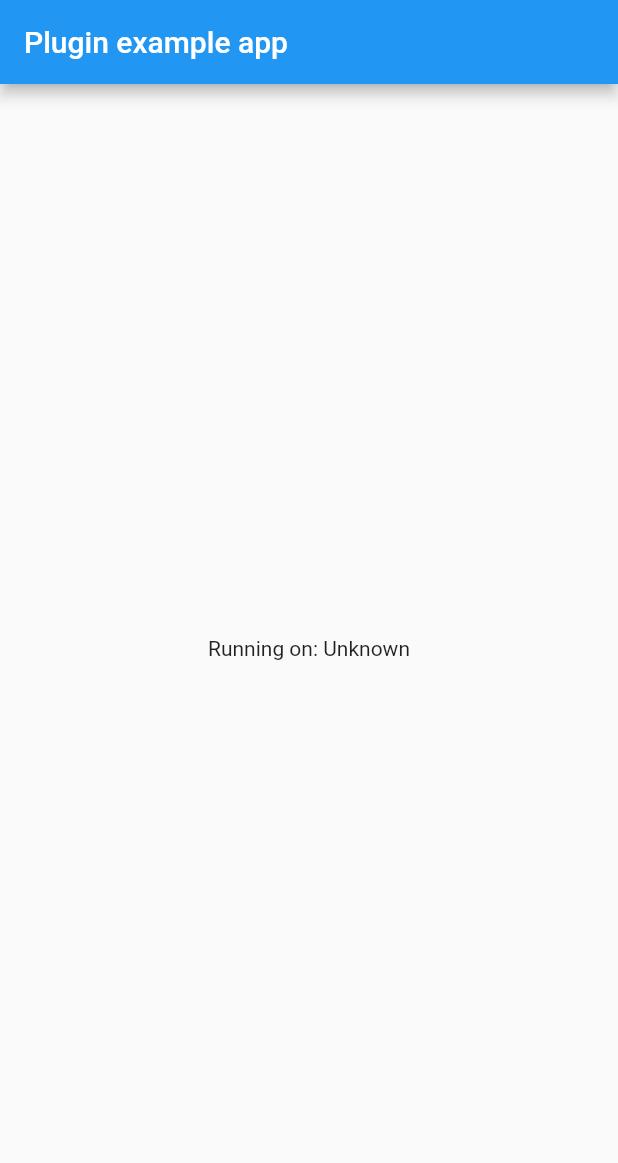
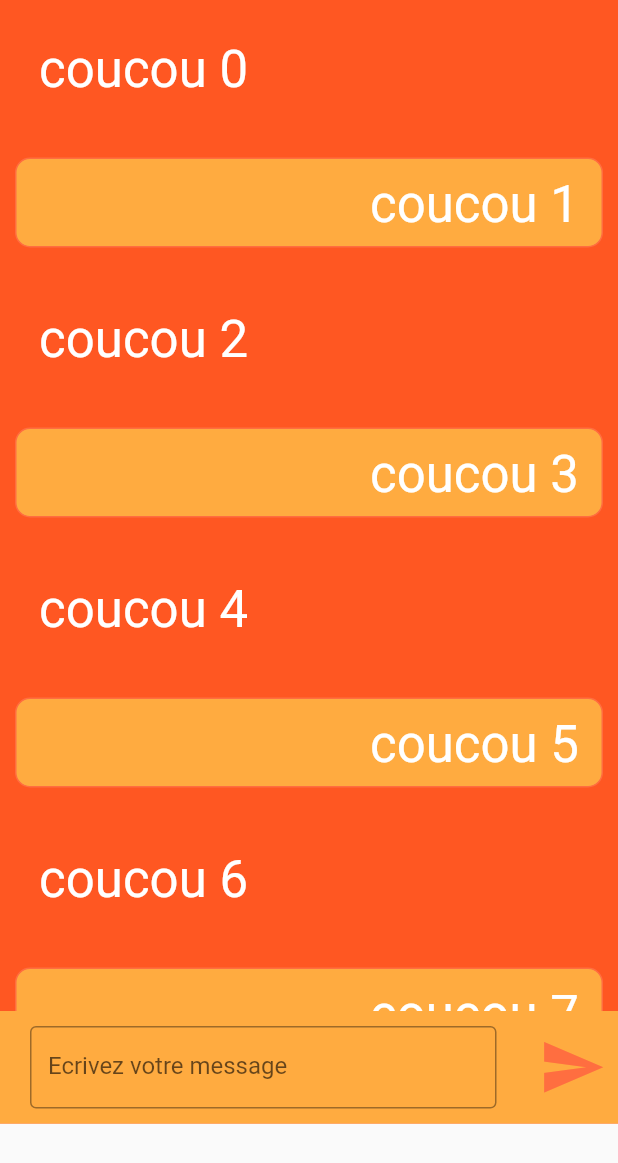
Before and after one commit to theopenconversationkit/tock-flutter-kit, a Flutter app: the screen it shows after launch, on a phone screen of 412 x 824 dp. Shown: the top 1163 px of the screen. Run offline on Flutter 3.47's test engine with Material 2 defaults, Android fonts, the phone set to English and light mode, and no system bars.

Commit message:
coucou 9

```diff
--- a/example/lib/main.dart
+++ b/example/lib/main.dart
@@ -1,7 +1,6 @@
 import 'package:flutter/material.dart';
-import 'dart:async';
-
-import 'package:flutter/services.dart';
+import 'package:flutter/rendering.dart';
+import 'package:flutter/widgets.dart';
 import 'package:tock_flutter_kit/tock_flutter_kit.dart';
 
 void main() {
@@ -14,45 +13,46 @@ class MyApp extends StatefulWidget {
 }
 
 class _MyAppState extends State<MyApp> {
-  String _platformVersion = 'Unknown';
-
   @override
   void initState() {
     super.initState();
-    initPlatformState();
-  }
-
-  // Platform messages are asynchronous, so we initialize in an async method.
-  Future<void> initPlatformState() async {
-    String platformVersion;
-    // Platform messages may fail, so we use a try/catch PlatformException.
-    try {
-      platformVersion = await TockFlutterKit.platformVersion;
-    } on PlatformException {
-      platformVersion = 'Failed to get platform version.';
-    }
-
-    // If the widget was removed from the tree while the asynchronous platform
-    // message was in flight, we want to discard the reply rather than calling
-    // setState to update our non-existent appearance.
-    if (!mounted) return;
-
-    setState(() {
-      _platformVersion = platformVersion;
-    });
   }
 
   @override
   Widget build(BuildContext context) {
     return MaterialApp(
-      home: Scaffold(
-        appBar: AppBar(
-          title: const Text('Plugin example app'),
-        ),
-        body: Center(
-          child: Text('Running on: $_platformVersion\n'),
-        ),
+        home: Scaffold(
+            body: Container(
+      child: Stack(
+        children: <Widget>[
+          Container(
+            height: ChatTextField.displayHeight(context) - ChatTextField.height,
+            color: Colors.deepOrange,
+            child: ListView.builder(
+              itemBuilder: (_, index) => Bubble(
+                text: "coucou $index",
+                index: index,
+                backgroundBubbleColor: Colors.orangeAccent,
+                borderBubbleColor: Colors.deepOrangeAccent,
+                textBubbleColor: Colors.white,
+              ),
+              itemCount: 10,
+              scrollDirection: Axis.vertical,
+              cacheExtent: 10,
+            ),
+          ),
+          Positioned(
+            bottom: 0,
+            left: 0,
+            right: 0,
+            child: ChatTextField(
+              backgroundColor: Colors.orangeAccent,
+              deeperColor: Colors.deepOrangeAccent,
+              placeHolderText: "Ecrivez votre message",
+            ),
+          )
+        ],
       ),
-    );
+    )));
   }
 }
--- /dev/null
+++ b/lib/components/bubble.dart
@@ -0,0 +1,55 @@
+import 'package:flutter/material.dart';
+import 'package:flutter/rendering.dart';
+
+class Bubble extends StatelessWidget {
+  final String text;
+  final int index;
+  final Color backgroundBubbleColor;
+  final Color borderBubbleColor;
+  final Color textBubbleColor;
+
+  const Bubble(
+      {Key key,
+      @required this.text,
+      @required this.index,
+      this.backgroundBubbleColor,
+      this.borderBubbleColor,
+      this.textBubbleColor})
+      : super(key: key);
+
+  @override
+  Widget build(BuildContext context) {
+    Color textColor = textBubbleColor == null ? Colors.white : textBubbleColor;
+    return Container(
+        width: 20,
+        child: Text(text,
+            style: Theme.of(context).textTheme.headline4.copyWith(color: textColor),
+        textAlign: isUserMessage(index)? TextAlign.right : TextAlign.left,),
+        height: 60,
+        padding: const EdgeInsets.symmetric(vertical: 10.0, horizontal: 15.0),
+        margin: const EdgeInsets.symmetric(vertical: 15.0, horizontal: 10.0),
+        decoration: isUserMessage(index)
+            ? getUserMessageDecoration()
+            : getBotMessageDecoration());
+  }
+
+  BoxDecoration getUserMessageDecoration() {
+    return BoxDecoration(
+      borderRadius: BorderRadius.all(Radius.circular(10)),
+      border: Border.all(
+          color: borderBubbleColor == null ? Colors.black : borderBubbleColor),
+      color:
+          backgroundBubbleColor == null ? Colors.grey : backgroundBubbleColor,
+    );
+  }
+
+  BoxDecoration getBotMessageDecoration() {
+    return BoxDecoration(
+        border: Border.all(color: Colors.transparent),
+        color: Colors.transparent);
+  }
+
+  bool isUserMessage(int index) {
+    return (index % 2 != 0);
+  }
+}
--- /dev/null
+++ b/lib/components/text_field.dart
@@ -0,0 +1,57 @@
+import 'package:flutter/cupertino.dart';
+import 'package:flutter/material.dart';
+
+class ChatTextField extends StatelessWidget {
+  final String placeHolderText;
+  final Color backgroundColor;
+  final Color deeperColor;
+  static double get height => 75;
+
+  const ChatTextField(
+      {Key key, this.placeHolderText, this.backgroundColor, this.deeperColor});
+
+  @override
+  Widget build(BuildContext context) {
+    Color deepColor = (this.deeperColor == null) ? Colors.black : this.deeperColor;
+    return Container(
+      height: height,
+      decoration: BoxDecoration(
+        color: backgroundColor == null ? Colors.grey : backgroundColor,
+      ),
+      child: Row(
+        children: <Widget>[
+          Expanded(
+              child: Container(
+                  padding:
+                      const EdgeInsets.symmetric(vertical: 10, horizontal: 5.0),
+                  margin: const EdgeInsets.symmetric(horizontal: 15.0),
+                  child: TextFormField(
+                    cursorColor: deepColor,
+                    decoration: InputDecoration(
+                        focusedBorder: OutlineInputBorder(
+                            borderSide: BorderSide(
+                                color: deepColor, width: 0.5)),
+                        border: OutlineInputBorder(),
+                        hintText: this.placeHolderText),
+                  ))),
+          IconButton(
+            color: deepColor,
+            iconSize: 45,
+            icon: Icon(Icons.send),
+            onPressed: () {},
+          )
+        ],
+      ),
+    );
+  }
+
+  static Size displaySize(BuildContext context) {
+    debugPrint('Size = ' + MediaQuery.of(context).size.toString());
+    return MediaQuery.of(context).size;
+  }
+
+  static double displayHeight(BuildContext context) {
+    debugPrint('Height = ' + displaySize(context).height.toString());
+    return displaySize(context).height;
+  }
+}
--- a/lib/tock_flutter_kit.dart
+++ b/lib/tock_flutter_kit.dart
@@ -1,13 +1,4 @@
-import 'dart:async';
+library tock_flutter_kit;
 
-import 'package:flutter/services.dart';
-
-class TockFlutterKit {
-  static const MethodChannel _channel =
-      const MethodChannel('tock_flutter_kit');
-
-  static Future<String> get platformVersion async {
-    final String version = await _channel.invokeMethod('getPlatformVersion');
-    return version;
-  }
-}
+export 'components/bubble.dart';
+export 'components/text_field.dart';
```
